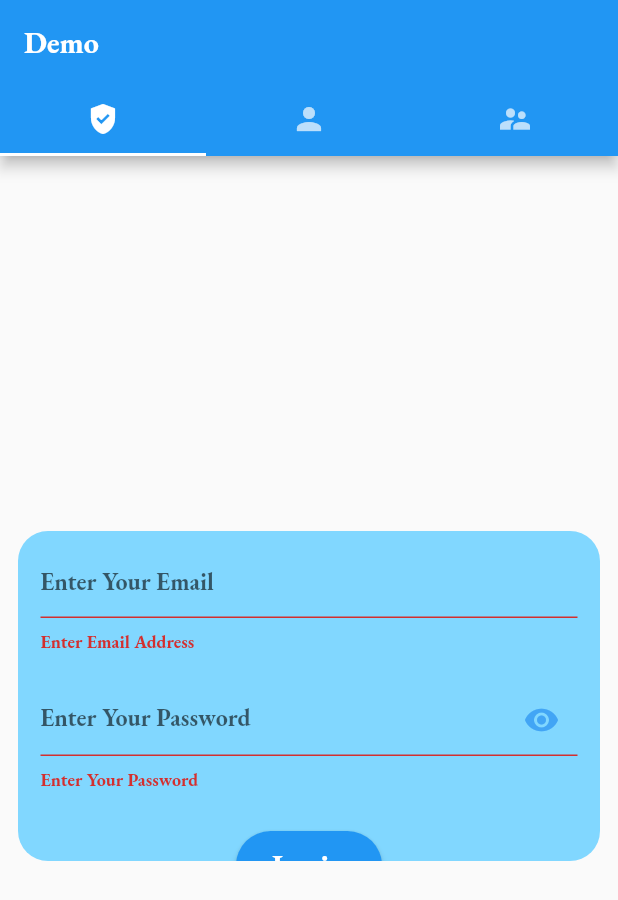
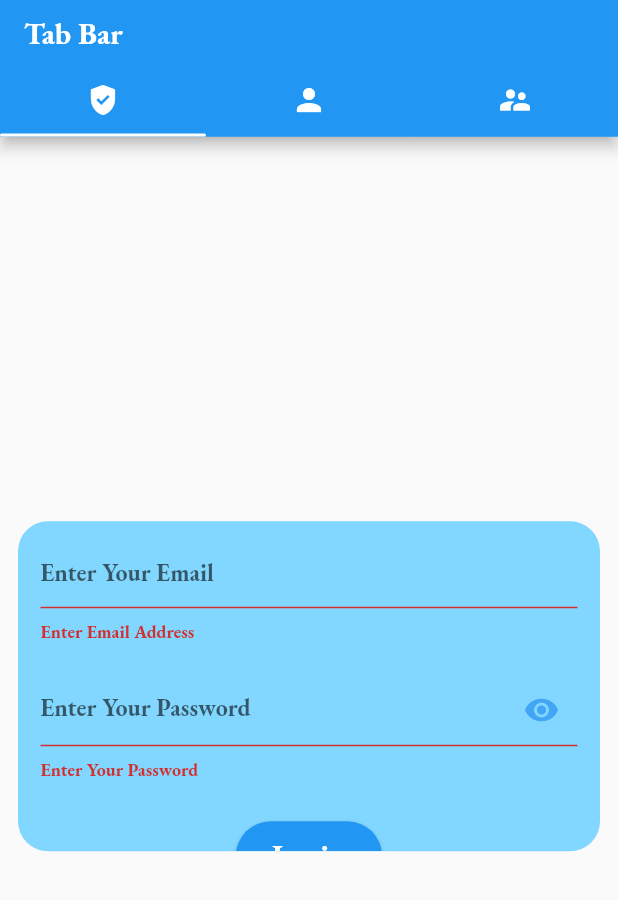
Before and after one commit to ronakstackapp/test_demo, a Flutter app: the screen it shows after launch, after a tap on "Login", on a phone screen of 412 x 824 dp. Shown: the top 900 px of the screen. Run offline on Flutter 3.47's test engine with Material 2 defaults, Android fonts, the phone set to English and light mode, and no system bars; accounts and stored records are empty.

Commit message:
pageview and custom tabbar

```diff
--- a/lib/common_widget.dart
+++ b/lib/common_widget.dart
@@ -1,5 +1,8 @@
 import 'package:flutter/material.dart';
 import 'package:flutter/services.dart';
+
+
+import 'screen/pageview_home_screen.dart';
 
 class CommonTextField extends StatelessWidget {
   final TextEditingController? controller;
@@ -75,3 +78,50 @@ class Button extends StatelessWidget {
         ));
   }
 }
+
+
+class tabWidget extends StatelessWidget {
+  const tabWidget({
+    Key? key, this.inkWellTap, this.intColor, this.iconWidget,
+  }) : super(key: key);
+
+  final GestureTapCallback? inkWellTap;
+  final int? intColor;
+  final Widget? iconWidget;
+
+
+  @override
+  Widget build(BuildContext context) {
+    return Expanded(
+      child: Column(
+        children: [
+          InkWell(
+            onTap: inkWellTap,
+            child:  SizedBox(
+              width: double.infinity,
+              height: 45,
+              child:iconWidget
+            ),
+          ),
+          ValueListenableBuilder(
+            valueListenable: counter,
+            builder:
+                (BuildContext context, int value, Widget? child) {
+              print("ValueListenableBuilder-->>$value");
+              return Container(
+                width: double.infinity,
+                height: 2,
+                decoration: BoxDecoration(
+                    color: value == intColor ? Colors.white : Colors.blue,
+                    borderRadius: BorderRadius.circular(4)),
+              );
+            },
+            // child: Container(width: double.infinity,height: 2,decoration: BoxDecoration(
+            //     color: tabInt == 2?Colors.white : Colors.blue,
+            //     borderRadius: BorderRadius.circular(4)),),
+          ),
+        ],
+      ),
+    );
+  }
+}
--- a/lib/main.dart
+++ b/lib/main.dart
@@ -2,8 +2,8 @@
 
 import 'package:flutter/material.dart';
 import 'package:test_demo/screen/register_screen.dart';
-
 import 'screen/home_screen.dart';
+import 'screen/pageview_home_screen.dart';
 
 void main() {
   runApp(const MyApp());
@@ -18,11 +18,14 @@ class MyApp extends StatelessWidget {
       debugShowCheckedModeBanner: false,
       title: 'Flutter Demo',
       theme: ThemeData(
+        splashColor: Colors.transparent,
+        highlightColor: Colors.transparent,
+        hoverColor: Colors.transparent,
         primarySwatch: Colors.blue,
         visualDensity: VisualDensity.adaptivePlatformDensity,
        fontFamily: "EB Garamond",
       ),
-      home: const HomeScreen(selectedPage: 1),
+      home:  TestWidget(),
     );
   }
 }
--- a/lib/screen/home_screen.dart
+++ b/lib/screen/home_screen.dart
@@ -5,6 +5,7 @@ import 'package:test_demo/screen/register_screen.dart';
 import 'package:test_demo/screen/show_data_screen.dart';
 
 import 'fill_data_screeen.dart';
+import 'pageview_home_screen.dart';
 
 
 TabController? tabController;
@@ -27,7 +28,7 @@ class HomeScreen extends StatefulWidget {
 
 class _HomeScreenState extends State<HomeScreen> with TickerProviderStateMixin {
  //  late TabController tabController;
-   late PageController pageController;
+ //  late PageController pageController;
 
   @override
   void initState() {
@@ -86,14 +87,15 @@ class _HomeScreenState extends State<HomeScreen> with TickerProviderStateMixin {
       body: TabBarView(
       physics: const ScrollPhysics(),
         dragStartBehavior: DragStartBehavior.down,
-        children: [
-           RegisterScreen(userModel: widget.userModel,),
+        children:const [
+          RegisterScreen(),
+          // RegisterScreen(userModel: widget.userModel,),
           // ignore: prefer_const_constructors
           FillDataScreen(
             // userModel: widget.userModel,
             // listIndex: widget.index,
           ),
-          const ShowDataScreen(),
+           ShowDataScreen(),
         ],
         controller: tabController,
       ),
--- /dev/null
+++ b/lib/screen/pageview_home_screen.dart
@@ -0,0 +1,216 @@
+// import 'package:flutter/material.dart';
+//
+//
+//
+// // PageController? pageController;
+//
+// class TestWidget extends StatefulWidget {
+//   TestWidget({Key? key}) : super(key: key);
+//
+//   @override
+//   _TestWidgetState createState() => _TestWidgetState();
+// }
+//
+// class _TestWidgetState extends State<TestWidget> {
+//   int _selectedIndex = 0;
+//
+//    late PageController _pageController;
+//
+//   @override
+//   void initState() {
+//     super.initState();
+//     _pageController = PageController();
+//   }
+//
+//   @override
+//   void dispose() {
+//     _pageController.dispose();
+//     super.dispose();
+//   }
+//
+//   Widget build(BuildContext context) {
+//     return Scaffold(
+//       appBar: AppBar(
+//         title:const  Text("Tab Bar"),
+//          bottom: PreferredSize(
+//       child: Row(
+//         mainAxisAlignment: MainAxisAlignment.spaceBetween,
+//        // alignment: MainAxisAlignment.center,
+//         children: <Widget>[
+//           FlatButton(
+//             splashColor: Colors.blueAccent,
+//             color: Colors.blue,
+//             onPressed: () {
+//               _pageController.animateToPage(0, duration:const Duration(milliseconds: 500), curve: Curves.ease);
+//             },
+//             child:const Text("One",),
+//           ),
+//           FlatButton(
+//             splashColor: Colors.blueAccent,
+//             color: Colors.blue,
+//             onPressed: () {
+//               _pageController.animateToPage(1, duration:const Duration(milliseconds: 500), curve: Curves.ease);
+//             },
+//             child:const Text("Two",),
+//           ),
+//           FlatButton(
+//             splashColor: Colors.blueAccent,
+//             color: Colors.blue,
+//             onPressed: () {
+//               _pageController.animateToPage(2, duration:const Duration(milliseconds: 500), curve: Curves.ease);
+//             },
+//             child:const Text("Three",),
+//           )
+//         ],
+//       ),
+//         preferredSize: const Size.fromHeight(35.0)),
+//     ),
+//
+//       body: Expanded(
+//         child: PageView(
+//           controller: _pageController,
+//           children:  [
+//             Center(
+//               child: Container(height: 200,width: 200,color:
+//                 Colors.red,),
+//             ),
+//             Center(
+//               child: Container(height: 200,width: 200,color:
+//                 Colors.yellow,),
+//             ),
+//             Center(
+//               child: Container(height: 200,width: 200,color:
+//                 Colors.green,),
+//             )
+//             // TestWidget(),
+//             // // RegisterScreen(userModel: widget.userModel,),
+//             // // ignore: prefer_const_constructors
+//             // FillDataScreen(
+//             //   // userModel: widget.userModel,
+//             //   // listIndex: widget.index,
+//             // ),
+//             // const ShowDataScreen(),
+//           ],
+//         ),
+//       ),
+//     );
+//   }
+// }
+
+import 'package:flutter/material.dart';
+import 'package:test_demo/screen/register_screen.dart';
+import 'package:test_demo/screen/show_data_screen.dart';
+
+import '../common_widget.dart';
+import 'fill_data_screeen.dart';
+
+PageController? pageController;
+int? tabInt = 0;
+ValueNotifier<int> counter = ValueNotifier(0);
+
+class TestWidget extends StatefulWidget {
+  TestWidget({Key? key}) : super(key: key);
+
+  @override
+  _TestWidgetState createState() => _TestWidgetState();
+}
+
+class _TestWidgetState extends State<TestWidget> {
+  int _selectedIndex = 0;
+
+  // late PageController _pageController;
+
+  @override
+  void initState() {
+    super.initState();
+    pageController = PageController();
+    print("indext tab -->$tabInt");
+
+    pageController!.addListener(() {
+      print("pageController -- inistate -->>${pageController!.page}");
+      if(pageController!.page ==0){
+        counter.value=0;
+      }else if( pageController!.page==1){
+        counter.value=1;
+      }else if( pageController!.page == 2){
+        counter.value=2;
+      }
+    });
+  }
+
+  @override
+  void dispose() {
+    pageController!.dispose();
+    super.dispose();
+  }
+
+  Widget build(BuildContext context) {
+    return Scaffold(
+      appBar: AppBar(
+        title: Text("Tab Bar"),
+        bottom: PreferredSize(
+            child: Row(
+              mainAxisAlignment: MainAxisAlignment.spaceAround,
+              // alignment: MainAxisAlignment.center,
+              children: <Widget>[
+                tabWidget(
+                  inkWellTap: () {
+                    pageController!.animateToPage(0,
+                        duration: const Duration(milliseconds: 1000),
+                        curve: Curves.ease);
+                    counter.value = 0;
+                  },
+                  iconWidget: const Icon(
+                    Icons.gpp_good,
+                    color: Colors.white,
+                  ),
+                  intColor: 0,
+                ),
+                tabWidget(
+                  inkWellTap: () {
+                    pageController!.animateToPage(1,
+                        duration: const Duration(milliseconds: 1000),
+                        curve: Curves.ease);
+                    counter.value = 1;
+                  },
+                  iconWidget: const Icon(
+                    Icons.person,
+                    color: Colors.white,
+                  ),
+                  intColor: 1,
+                ),
+                tabWidget(
+                  inkWellTap: () {
+                    pageController!.animateToPage(2,
+                        duration: const Duration(milliseconds: 1000),
+                        curve: Curves.ease);
+                    // pageController!.jumpToPage(2);
+                    counter.value = 2;
+                  },
+                  iconWidget: const Icon(
+                    Icons.supervisor_account_sharp,
+                    color: Colors.white,
+                  ),
+                  intColor: 2,
+                ),
+              ],
+            ),
+            preferredSize: const Size.fromHeight(35.0)),
+      ),
+      body: PageView(
+        controller: pageController,
+        scrollBehavior: ScrollBehavior(),
+        children: const [
+          RegisterScreen(),
+          // RegisterScreen(userModel: widget.userModel,),
+          // ignore: prefer_const_constructors
+          FillDataScreen(
+              // userModel: widget.userModel,
+              // listIndex: widget.index,
+              ),
+          ShowDataScreen(),
+        ],
+      ),
+    );
+  }
+}
```
Also changed, not shown: lib/screen/fill_data_screeen.dart (+19 -4 lines), lib/screen/show_data_screen.dart (+56 -8 lines).
